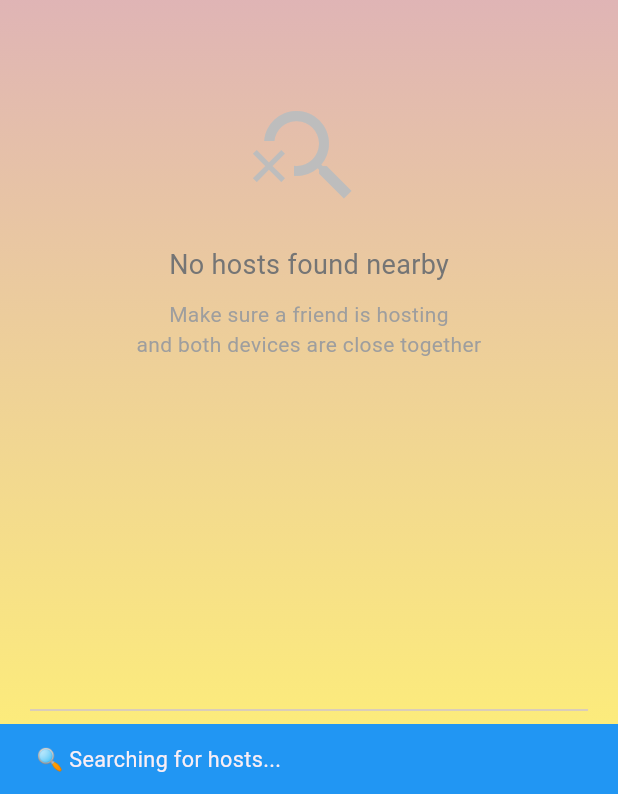
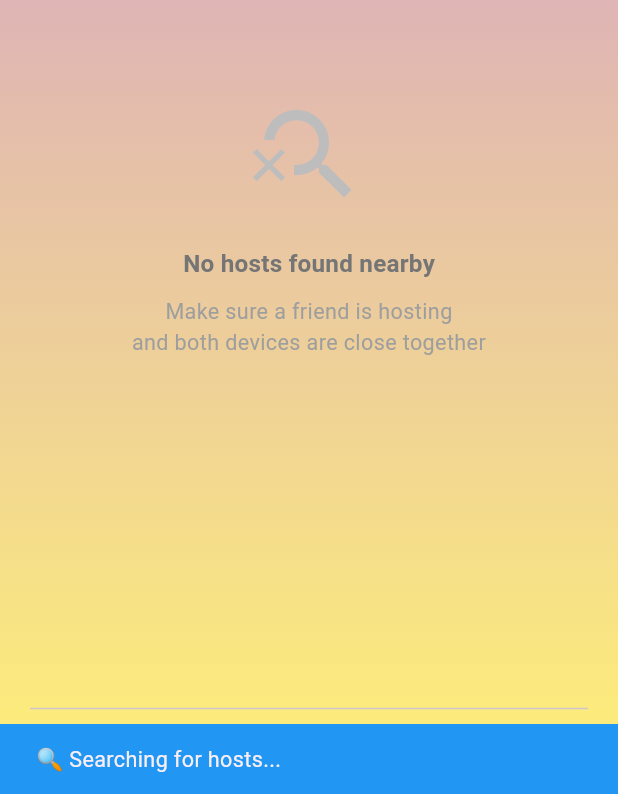
Before and after one commit to mtuan0111/nucatch, a Flutter app: the JoinRoomScreen screen opened directly, on a phone screen of 412 x 824 dp. Shown: the part 439-1233 px from the top of the screen. Run offline on Flutter 3.47's test engine with Material 3 defaults, Android fonts, the phone set to English and light mode, and no system bars; our stand-ins replace audioplayers, cloud_firestore, device_info_plus, firebase_auth, firebase_core, flutter_bloc and 11 more; missing offline and left inert: lunar, nearby_connections; accounts and stored records are empty; network calls fail.

Commit message:
feat: Add new `TextStyle` helper methods and refactor existing text styles to use them across various screens and alerts.

```diff
--- a/lib/helpers/const.dart
+++ b/lib/helpers/const.dart
@@ -106,6 +106,63 @@ class LayoutConfig {
             fontFamily: "Dancing Script",
           );
 
+  TextStyle subtitleStyle({
+    Color? color,
+    String? fontFamily,
+  }) =>
+      Theme.of(context).textTheme.bodyLarge!.copyWith(
+            color: color ?? Theme.of(context).colorScheme.onPrimary,
+            fontFamily: fontFamily,
+            fontWeight: FontWeight.w500,
+          );
+
+  TextStyle boldSubtitleStyle({
+    Color? color,
+    String? fontFamily,
+  }) =>
+      Theme.of(context).textTheme.bodyLarge!.copyWith(
+            color: color ?? Theme.of(context).colorScheme.onPrimary,
+            fontFamily: fontFamily,
+            fontWeight: FontWeight.bold,
+          );
+
+  TextStyle largeBoldStyle({
+    Color? color,
+    String? fontFamily,
+  }) =>
+      Theme.of(context).textTheme.titleMedium!.copyWith(
+            color: color ?? Theme.of(context).colorScheme.onPrimary,
+            fontFamily: fontFamily,
+            fontWeight: FontWeight.bold,
+          );
+
+  TextStyle captionStyle({
+    Color? color,
+    String? fontFamily,
+  }) =>
+      Theme.of(context).textTheme.bodySmall!.copyWith(
+            color: color ?? Theme.of(context).colorScheme.onPrimary,
+            fontFamily: fontFamily,
+          );
+
+  TextStyle secondaryTextStyle({
+    Color? color,
+    String? fontFamily,
+  }) =>
+      Theme.of(context).textTheme.bodyMedium!.copyWith(
+            color: color ?? Theme.of(context).colorScheme.onSurfaceVariant,
+            fontFamily: fontFamily,
+          );
+
+  TextStyle hintTextStyle({
+    Color? color,
+    String? fontFamily,
+  }) =>
+      Theme.of(context).textTheme.bodySmall!.copyWith(
+            color: color ?? Theme.of(context).colorScheme.onSurfaceVariant,
+            fontFamily: fontFamily,
+          );
+
   static ButtonStyle elevatedButtonStyle = ElevatedButton.styleFrom(
     shape: RoundedRectangleBorder(
       borderRadius: BorderRadius.circular(
--- a/lib/screens/menu_screens/player/combat_play_screen.dart
+++ b/lib/screens/menu_screens/player/combat_play_screen.dart
@@ -185,10 +185,7 @@ class _CombatPlayScreenState extends State<CombatPlayScreen> {
                     combatState.isMyTurn
                         ? lang(context).yourTurn
                         : lang(context).opponentTurn,
-                    style: TextStyle(
-                      color: Theme.of(context).colorScheme.onPrimary,
-                      fontWeight: FontWeight.bold,
-                    ),
+                    style: LayoutConfig(context).boldSubtitleStyle(),
                   ),
                 ),
               ],
--- a/lib/screens/menu_screens/player/join_room_screen.dart
+++ b/lib/screens/menu_screens/player/join_room_screen.dart
@@ -222,15 +222,15 @@ class _JoinRoomScreenState extends State<JoinRoomScreen> {
               Text('Host Ready!'),
             ],
           ),
-          content: const Column(
+          content: Column(
             mainAxisSize: MainAxisSize.min,
             children: [
               Text(
                 '✅ The host is ready!',
-                style: TextStyle(fontSize: 16, fontWeight: FontWeight.bold),
+                style: LayoutConfig(context).boldSubtitleStyle(),
               ),
-              SizedBox(height: 8),
-              Text(
+              const SizedBox(height: 8),
+              const Text(
                 'Press Ready when you\'re prepared to start.',
                 textAlign: TextAlign.center,
               ),
@@ -265,8 +265,8 @@ class _JoinRoomScreenState extends State<JoinRoomScreen> {
       showDialog(
         context: context,
         barrierDismissible: false,
-        builder: (context) => const AlertDialog(
-          title: Row(
+        builder: (context) => AlertDialog(
+          title: const Row(
             children: [
               Icon(Icons.check_circle, color: Colors.green, size: 32),
               SizedBox(width: 12),
@@ -278,10 +278,10 @@ class _JoinRoomScreenState extends State<JoinRoomScreen> {
             children: [
               Text(
                 '🚀 Game is starting...',
-                style: TextStyle(fontSize: 18, fontWeight: FontWeight.bold),
+                style: LayoutConfig(context).largeBoldStyle(),
               ),
-              SizedBox(height: 16),
-              Text(
+              const SizedBox(height: 16),
+              const Text(
                 'Waiting for host to select difficulty...',
                 textAlign: TextAlign.center,
               ),
@@ -437,10 +437,8 @@ class _JoinRoomScreenState extends State<JoinRoomScreen> {
                                         const SizedBox(width: 8),
                                         Text(
                                           'Available Hosts (${_discoveredEndpoints.length})',
-                                          style: const TextStyle(
-                                            fontSize: 18,
-                                            fontWeight: FontWeight.bold,
-                                          ),
+                                          style: LayoutConfig(context)
+                                              .largeBoldStyle(),
                                         ),
                                       ],
                                     ),
@@ -468,17 +466,13 @@ class _JoinRoomScreenState extends State<JoinRoomScreen> {
                                           ),
                                           title: Text(
                                             endpointName,
-                                            style: const TextStyle(
-                                              fontWeight: FontWeight.bold,
-                                              fontSize: 16,
-                                            ),
+                                            style: LayoutConfig(context)
+                                                .boldSubtitleStyle(),
                                           ),
                                           subtitle: Text(
                                             'Tap to connect',
-                                            style: TextStyle(
-                                              color: Colors.grey[600],
-                                              fontSize: 12,
-                                            ),
+                                            style: LayoutConfig(context)
+                                                .hintTextStyle(),
                                           ),
                                           trailing: const Icon(
                                             Icons.arrow_forward_ios,
@@ -511,8 +505,7 @@ class _JoinRoomScreenState extends State<JoinRoomScreen> {
                                   const SizedBox(height: 20),
                                   Text(
                                     'No hosts found nearby',
-                                    style: TextStyle(
-                                      fontSize: 18,
+                                    style: LayoutConfig(context).largeBoldStyle(
                                       color: Colors.grey[600],
                                     ),
                                   ),
@@ -520,8 +513,8 @@ class _JoinRoomScreenState extends State<JoinRoomScreen> {
                                   Text(
                                     'Make sure a friend is hosting\nand both devices are close together',
                                     textAlign: TextAlign.center,
-                                    style: TextStyle(
-                                      fontSize: 14,
+                                    style: LayoutConfig(context)
+                                        .secondaryTextStyle(
                                       color: Colors.grey[500],
                                     ),
                                   ),
@@ -547,8 +540,7 @@ class _JoinRoomScreenState extends State<JoinRoomScreen> {
                                   const SizedBox(height: 20),
                                   Text(
                                     _getRoomStateText(),
-                                    style: TextStyle(
-                                      fontSize: 18,
+                                    style: LayoutConfig(context).largeBoldStyle(
                                       color: _roomState == RoomState.bothReady
                                           ? Colors.green
                                           : Theme.of(context)
@@ -582,18 +574,17 @@ class _JoinRoomScreenState extends State<JoinRoomScreen> {
                                           border: Border.all(
                                               color: Colors.green, width: 2),
                                         ),
-                                        child: const Row(
+                                        child: Row(
                                           mainAxisSize: MainAxisSize.min,
                                           children: [
-                                            Icon(FontAwesomeIcons.check,
+                                            const Icon(FontAwesomeIcons.check,
                                                 color: Colors.green, size: 16),
-                                            SizedBox(width: 8),
+                                            const SizedBox(width: 8),
                                             Text(
                                               'Ready!',
-                                              style: TextStyle(
+                                              style: LayoutConfig(context)
+                                                  .boldSubtitleStyle(
                                                 color: Colors.green,
-                                                fontWeight: FontWeight.bold,
-                                                fontSize: 16,
                                               ),
                                             ),
                                           ],
@@ -630,13 +621,13 @@ class _JoinRoomScreenState extends State<JoinRoomScreen> {
                                       : _isDiscovering
                                           ? 'Discovering...'
                                           : 'Not discovering',
-                                  style: TextStyle(
+                                  style:
+                                      LayoutConfig(context).secondaryTextStyle(
                                     color: _nearbyService.isConnected
                                         ? Colors.green
                                         : _isDiscovering
                                             ? Colors.orange
                                             : Colors.grey,
-                                    fontSize: 14,
                                   ),
                                 ),
                               ],
```
Also changed, not shown: lib/helpers/auth_debug_widget.dart (+10 -9 lines), lib/helpers/template/custome_alert.dart (+4 -19 lines), lib/screens/menu_screens/player/host_room_screen.dart (+19 -23 lines).
